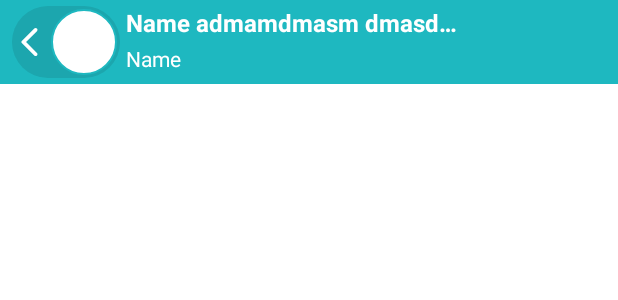
After one commit to mohamedAllam9072/RevampGoopets, an Android app: the layout fragment_chat_room.xml on its own in the app's theme, with its tools: preview values and no code run, on a phone screen of 412 x 824 dp. The commit adds this screen. Shown: the top 300 px of the screen. Run offline under Robolectric (Android 15) with nearby library versions, the phone set to English and light mode, and no system bars.

Commit message:
start chat app

```diff
--- /dev/null
+++ b/app/src/main/res/drawable/bg2.xml
@@ -0,0 +1,5 @@
+<?xml version="1.0" encoding="utf-8"?>
+<shape xmlns:android="http://schemas.android.com/apk/res/android">
+    <solid android:color="@color/grey6" />
+    <corners android:radius="24dp" />
+</shape>
--- /dev/null
+++ b/app/src/main/res/layout/fragment_chat_room.xml
@@ -0,0 +1,88 @@
+<?xml version="1.0" encoding="utf-8"?>
+<layout xmlns:android="http://schemas.android.com/apk/res/android"
+    xmlns:app="http://schemas.android.com/apk/res-auto"
+    xmlns:tools="http://schemas.android.com/tools">
+
+    <data>
+
+    </data>
+
+    <androidx.constraintlayout.widget.ConstraintLayout
+        android:layout_width="match_parent"
+        android:layout_height="match_parent"
+        tools:context=".ui.allChats.ChatRoomFragment">
+
+        <androidx.constraintlayout.widget.ConstraintLayout
+            android:id="@+id/topBar"
+            android:layout_width="match_parent"
+            android:layout_height="?actionBarSize"
+            android:background="@color/colorPrimary"
+            app:layout_constraintTop_toTopOf="parent">
+
+            <androidx.constraintlayout.widget.ConstraintLayout
+                android:id="@+id/backArrow"
+                android:layout_width="wrap_content"
+                android:layout_height="wrap_content"
+                android:layout_marginHorizontal="8dp"
+                android:background="@drawable/bg2"
+                android:orientation="horizontal"
+                app:layout_constraintBottom_toBottomOf="parent"
+                app:layout_constraintStart_toStartOf="parent"
+                app:layout_constraintTop_toTopOf="parent">
+
+                <ImageView
+                    android:id="@+id/arrow"
+                    android:layout_width="wrap_content"
+                    android:layout_height="wrap_content"
+                    android:paddingVertical="10dp"
+                    android:src="@drawable/ic_arrow_back_white"
+                    app:layout_constraintBottom_toBottomOf="parent"
+                    app:layout_constraintStart_toStartOf="parent"
+                    app:layout_constraintTop_toTopOf="parent" />
+
+                <de.hdodenhof.circleimageview.CircleImageView
+                    android:id="@+id/profileImage"
+                    android:layout_width="44dp"
+                    android:layout_height="44dp"
+                    android:layout_margin="2dp"
+                    android:background="@drawable/circle1"
+                    app:civ_border_color="@color/colorPrimary"
+                    app:civ_border_width="1dp"
+                    app:layout_constraintBottom_toBottomOf="parent"
+                    app:layout_constraintEnd_toEndOf="parent"
+                    app:layout_constraintStart_toEndOf="@id/arrow"
+                    app:layout_constraintTop_toTopOf="parent" />
+
+            </androidx.constraintlayout.widget.ConstraintLayout>
+
+            <TextView
+                android:id="@+id/name"
+                android:layout_width="wrap_content"
+                android:layout_height="wrap_content"
+                android:layout_marginHorizontal="4dp"
+                android:ellipsize="end"
+                android:ems="12"
+                android:maxLines="1"
+                android:textColor="@color/white"
+                android:textSize="16sp"
+                android:textStyle="bold"
+                app:layout_constraintStart_toEndOf="@id/backArrow"
+                app:layout_constraintTop_toTopOf="@id/backArrow"
+                tools:text="Name admamdmasm dmasdmasdma" />
+
+            <TextView
+                android:id="@+id/userStatus"
+                android:layout_width="wrap_content"
+                android:layout_height="wrap_content"
+                android:layout_marginHorizontal="4dp"
+                android:ems="12"
+                android:maxLines="1"
+                android:text="Name"
+                android:textColor="@color/white"
+                app:layout_constraintBottom_toBottomOf="@id/backArrow"
+                app:layout_constraintStart_toEndOf="@id/backArrow"
+                app:layout_constraintTop_toBottomOf="@id/name" />
+        </androidx.constraintlayout.widget.ConstraintLayout>
+
+    </androidx.constraintlayout.widget.ConstraintLayout>
+</layout>
--- a/app/src/main/res/values/colors.xml
+++ b/app/src/main/res/values/colors.xml
@@ -16,6 +16,7 @@
     <color name="red">#e2231a</color>
     <color name="red2">#F00</color>
     <color name="grey">#ced1d6</color>
+    <color name="grey6">#1A121212</color>
     <color name="grey1">#aeb2b8</color>
     <color name="black12">#121212</color>
     <color name="grey2">#d8d8d8</color>
```
Also changed, not shown: app/src/main/java/com/allam/revampgopets/ui/allChats/ChatRoomFragment.java (added, +20 -0 lines), app/src/main/res/drawable/ic_call2.xml (added, +11 -0 lines), app/src/main/res/drawable/ic_close_24.xml (added, +11 -0 lines), app/src/main/res/drawable/ic_favorite_border_24.xml (added, +11 -0 lines), app/src/main/res/drawable/ic_videocam.xml (added, +11 -0 lines), app/src/main/res/layout/fragment_account.xml (+23 -19 lines), app/src/main/res/layout/fragment_all_chats.xml (+27 -19 lines), app/src/main/res/menu/chat_room_menu.xml (added, +48 -0 lines), app/src/main/res/menu/top_app_bar.xml (added, +23 -0 lines), app/src/main/res/values/strings.xml (+15 -0 lines), 1 other file.
